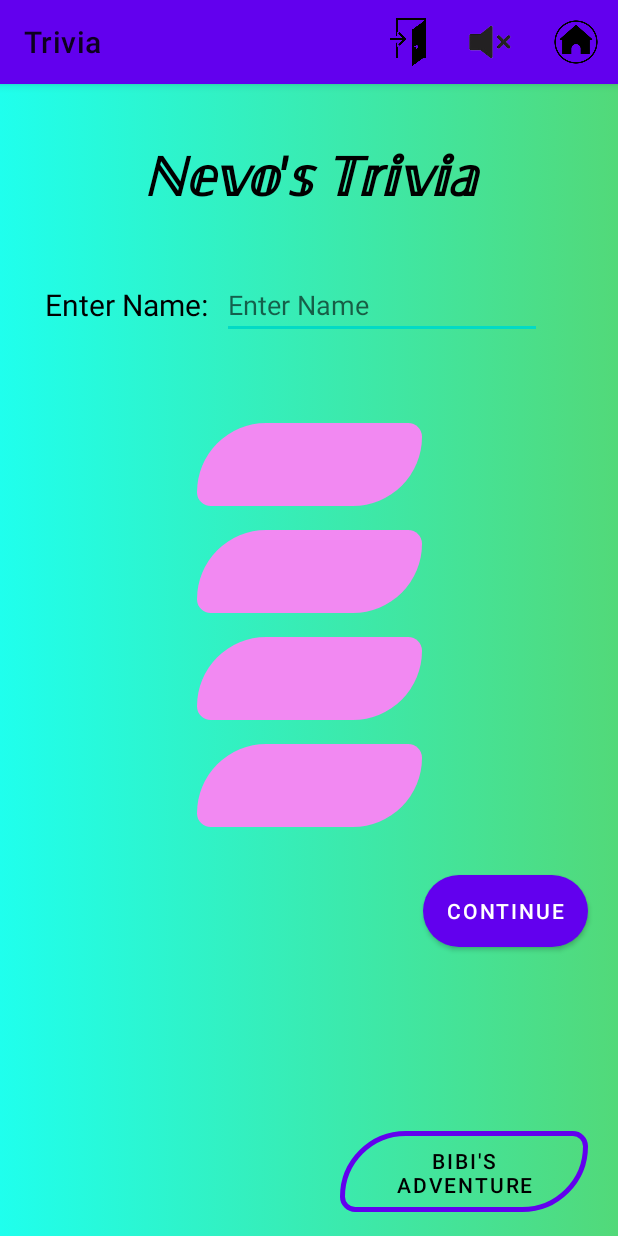
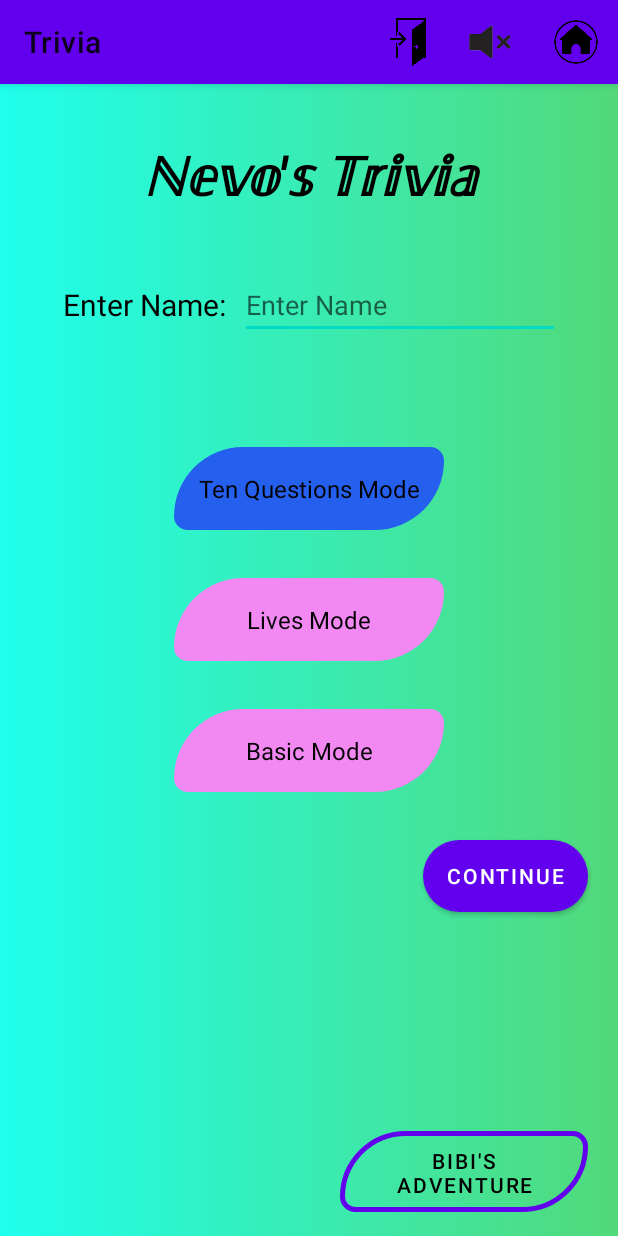
Before and after one commit to NevoKaplan/Trivia_Nevo_Kaplan, an Android app: the screen it shows after launch (MainActivity), on a phone screen of 412 x 824 dp. Run offline under Robolectric (Android 15) with nearby library versions, the phone set to English and light mode, and no system bars.

Commit message:
working modes

```diff
--- a/app/src/main/java/com/example/trivia/BaseActivity.java
+++ b/app/src/main/java/com/example/trivia/BaseActivity.java
@@ -62,6 +62,7 @@ public class BaseActivity extends AppCompatActivity {
     public void play() {
         if (mediaPlayer == null) {
             mediaPlayer = MediaPlayer.create(this, R.raw.instrumental);
+            mediaPlayer.setLooping(true);
         }
         mediaPlayer.start();
     }
--- a/app/src/main/res/layout/activity_main.xml
+++ b/app/src/main/res/layout/activity_main.xml
@@ -28,7 +28,7 @@
         android:layout_width="110dp"
         android:layout_height="wrap_content"
         android:layout_marginTop="52dp"
-        android:layout_marginEnd="184dp"
+        android:layout_marginEnd="172dp"
         android:text="Enter Name:"
         android:textColor="#000000"
         android:textSize="20sp"
@@ -59,9 +59,7 @@
         android:text="Bibi's Adventure"
         android:textColor="#000000"
         app:layout_constraintBottom_toBottomOf="parent"
-        app:layout_constraintEnd_toEndOf="parent"
-        app:layout_constraintHorizontal_bias="1.0"
-        app:layout_constraintStart_toStartOf="@+id/button4" />
+        app:layout_constraintEnd_toEndOf="parent" />
 
     <Button
         android:id="@+id/continued"
@@ -71,50 +69,75 @@
         android:background="@drawable/rounded_rectangle"
         android:text="Continue"
         app:layout_constraintEnd_toEndOf="@+id/download"
-        app:layout_constraintTop_toBottomOf="@+id/button4" />
+        app:layout_constraintTop_toBottomOf="@+id/Basic" />
 
     <ImageButton
-        android:id="@+id/button4"
-        android:layout_width="150dp"
+        android:id="@+id/Ten_Questions"
+        android:layout_width="180dp"
         android:layout_height="55dp"
-        android:layout_marginTop="16dp"
-        android:background="@drawable/topicbutton"
-        android:text="Button"
-        app:layout_constraintEnd_toEndOf="@+id/button3"
-        app:layout_constraintStart_toStartOf="@+id/button3"
-        app:layout_constraintTop_toBottomOf="@+id/button3" />
-
-    <ImageButton
-        android:id="@+id/button2"
-        android:layout_width="150dp"
-        android:layout_height="55dp"
-        android:layout_marginTop="56dp"
-        android:background="@drawable/topicbutton"
+        android:layout_marginTop="72dp"
+        android:background="@drawable/topicbuttonclicked"
         android:text="Button"
         app:layout_constraintEnd_toEndOf="@+id/textView"
         app:layout_constraintStart_toStartOf="@+id/textView"
         app:layout_constraintTop_toBottomOf="@+id/editTextTextPersonName" />
 
     <ImageButton
-        android:id="@+id/button3"
-        android:layout_width="150dp"
+        android:id="@+id/Basic"
+        android:layout_width="180dp"
         android:layout_height="55dp"
-        android:layout_marginTop="16dp"
+        android:layout_marginTop="32dp"
         android:background="@drawable/topicbutton"
         android:text="Button"
-        app:layout_constraintEnd_toEndOf="@+id/button"
-        app:layout_constraintStart_toStartOf="@+id/button"
-        app:layout_constraintTop_toBottomOf="@+id/button" />
+        app:layout_constraintEnd_toEndOf="@+id/Lives"
+        app:layout_constraintStart_toStartOf="@+id/Lives"
+        app:layout_constraintTop_toBottomOf="@+id/Lives" />
 
     <ImageButton
-        android:id="@+id/button"
-        android:layout_width="150dp"
+        android:id="@+id/Lives"
+        android:layout_width="180dp"
         android:layout_height="55dp"
-        android:layout_marginTop="16dp"
+        android:layout_marginTop="32dp"
         android:background="@drawable/topicbutton"
         android:text="Button"
-        app:layout_constraintEnd_toEndOf="@+id/button2"
-        app:layout_constraintStart_toStartOf="@+id/button2"
-        app:layout_constraintTop_toBottomOf="@+id/button2" />
+        app:layout_constraintEnd_toEndOf="@+id/Ten_Questions"
+        app:layout_constraintStart_toStartOf="@+id/Ten_Questions"
+        app:layout_constraintTop_toBottomOf="@+id/Ten_Questions" />
+
+    <TextView
+        android:id="@+id/textView5"
+        android:layout_width="wrap_content"
+        android:layout_height="wrap_content"
+        android:text="Lives Mode"
+        android:textColor="#000000"
+        android:textSize="16sp"
+        app:layout_constraintBottom_toBottomOf="@+id/Lives"
+        app:layout_constraintEnd_toEndOf="@+id/Lives"
+        app:layout_constraintStart_toStartOf="@+id/Lives"
+        app:layout_constraintTop_toTopOf="@+id/Lives" />
+
+    <TextView
+        android:id="@+id/textView8"
+        android:layout_width="wrap_content"
+        android:layout_height="wrap_content"
+        android:text="Basic Mode"
+        android:textColor="#000000"
+        android:textSize="16sp"
+        app:layout_constraintBottom_toBottomOf="@+id/Basic"
+        app:layout_constraintEnd_toEndOf="@+id/Basic"
+        app:layout_constraintStart_toStartOf="@+id/Basic"
+        app:layout_constraintTop_toTopOf="@+id/Basic" />
+
+    <TextView
+        android:id="@+id/textView9"
+        android:layout_width="wrap_content"
+        android:layout_height="wrap_content"
+        android:text="Ten Questions Mode"
+        android:textColor="#000000"
+        android:textSize="16sp"
+        app:layout_constraintBottom_toBottomOf="@+id/Ten_Questions"
+        app:layout_constraintEnd_toEndOf="@+id/Ten_Questions"
+        app:layout_constraintStart_toStartOf="@+id/Ten_Questions"
+        app:layout_constraintTop_toTopOf="@+id/Ten_Questions" />
 
 </androidx.constraintlayout.widget.ConstraintLayout>
```
Also changed, not shown: app/src/main/java/com/example/trivia/Controller.java (+9 -5 lines), app/src/main/java/com/example/trivia/MainActivity.java (+41 -7 lines), app/src/main/java/com/example/trivia/Model.java (+5 -1 lines), app/src/main/java/com/example/trivia/Question.java (+0 -12 lines), app/src/main/java/com/example/trivia/game.java (+41 -10 lines), app/src/main/res/layout/activity_game.xml (+42 -6 lines), app/src/main/res/drawable/hp.png (added), 1 other file.
